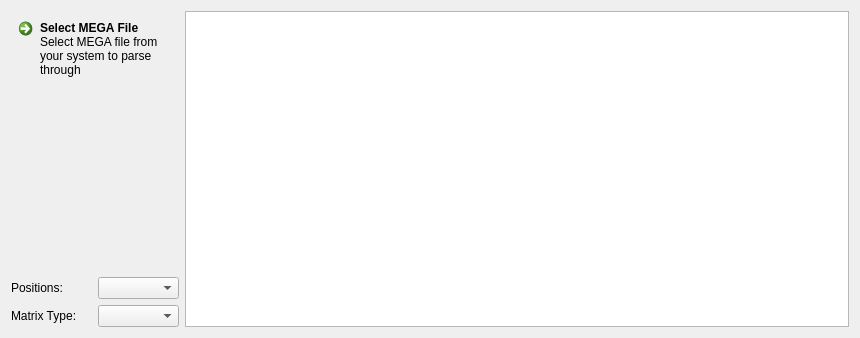
This is src/python/base/widgets/main_tool_widget/resources/msa_tool.ui in shiva-kannan/msa-tool as Qt 5 draws it before an edit. The edited form follows.
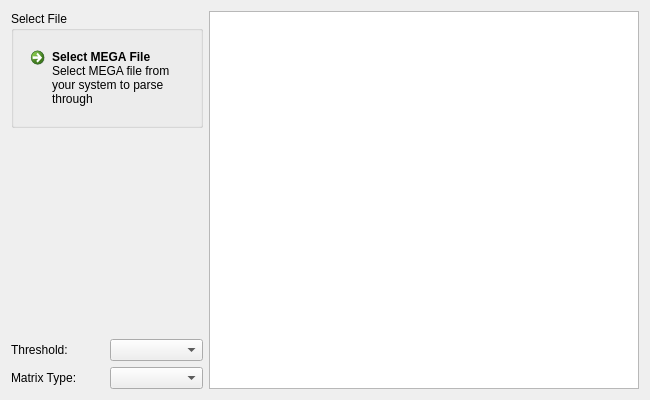
This is the edited form.

Commit message: Commit for change is basic UI sizing and added main_strains_dict to keep track of strain number.

What changed in the file:
```diff
--- a/src/python/base/widgets/main_tool_widget/resources/msa_tool.ui
+++ b/src/python/base/widgets/main_tool_widget/resources/msa_tool.ui
@@ -6,19 +6,37 @@
    <rect>
     <x>0</x>
     <y>0</y>
-    <width>860</width>
-    <height>338</height>
+    <width>650</width>
+    <height>400</height>
    </rect>
   </property>
+  <property name="sizePolicy">
+   <sizepolicy hsizetype="Minimum" vsizetype="Minimum">
+    <horstretch>0</horstretch>
+    <verstretch>0</verstretch>
+   </sizepolicy>
+  </property>
+  <property name="minimumSize">
+   <size>
+    <width>650</width>
+    <height>400</height>
+   </size>
+  </property>
   <property name="windowTitle">
    <string>MSA Tool</string>
   </property>
+  <layout class="QHBoxLayout" name="horizontalLayout_5">
+   <item>
   <layout class="QHBoxLayout" name="horizontalLayout_4">
    <item>
-    <layout class="QHBoxLayout" name="horizontalLayout_3">
-     <item>
       <layout class="QVBoxLayout" name="verticalLayout">
        <item>
+        <widget class="QGroupBox" name="groupBox">
+         <property name="title">
+          <string>Select File</string>
+         </property>
+         <layout class="QHBoxLayout" name="horizontalLayout_3">
+          <item>
         <widget class="QCommandLinkButton" name="select_file">
          <property name="text">
           <string>Select MEGA File</string>
@@ -28,12 +46,28 @@
          </property>
         </widget>
        </item>
+         </layout>
+        </widget>
+       </item>
+       <item>
+        <spacer name="verticalSpacer">
+         <property name="orientation">
+          <enum>Qt::Vertical</enum>
+         </property>
+         <property name="sizeHint" stdset="0">
+          <size>
+           <width>20</width>
+           <height>18</height>
+          </size>
+         </property>
+        </spacer>
+       </item>
        <item>
         <layout class="QHBoxLayout" name="horizontalLayout_2">
          <item>
           <widget class="QLabel" name="label_2">
            <property name="text">
-            <string>Positions: </string>
+            <string>Threshold:</string>
            </property>
           </widget>
          </item>
```
Left out of the diff: 3 changed lines with no effect on the pictures. Lines whose indentation alone changed are shown as unchanged. The commit also changes 6 other files.
